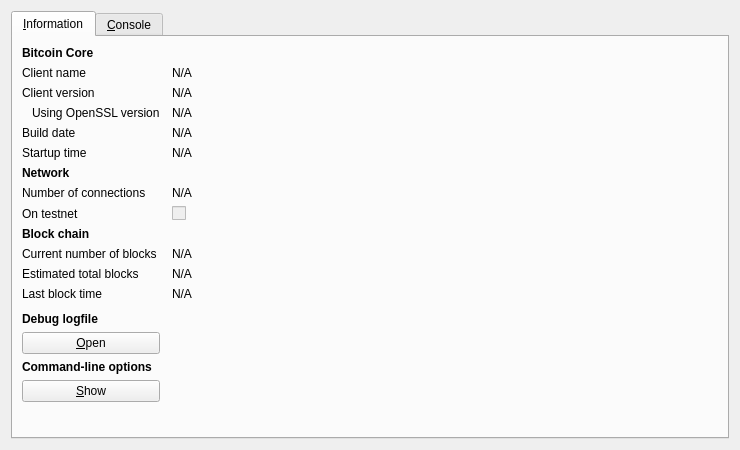
Before: the Qt Designer form src/qt/forms/rpcconsole.ui in Wisecoincore/suncoin, drawn with Qt 5.
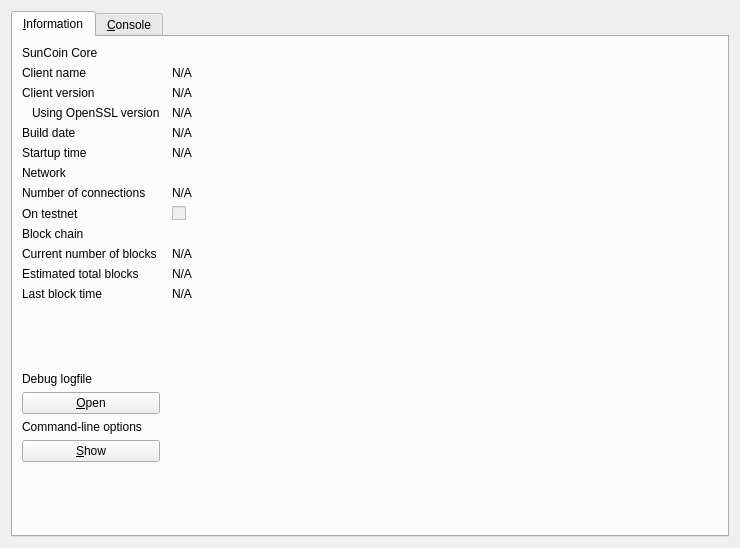
After: the same form once the commit is applied. The open tabs and pages were chosen to show the change. Icons and pictures are not drawn.

Patch:
```diff
--- a/src/qt/forms/rpcconsole.ui
+++ b/src/qt/forms/rpcconsole.ui
@@ -7,7 +7,7 @@
     <x>0</x>
     <y>0</y>
     <width>740</width>
-    <height>450</height>
+    <height>548</height>
    </rect>
   </property>
   <property name="windowTitle">
@@ -31,12 +31,13 @@
         <widget class="QLabel" name="label_9">
          <property name="font">
           <font>
-           <weight>75</weight>
-           <bold>true</bold>
+           <family>Helvetica Neue</family>
+           <weight>12</weight>
+           <bold>false</bold>
           </font>
          </property>
          <property name="text">
-          <string>Bitcoin Core</string>
+          <string>SunCoin Core</string>
          </property>
         </widget>
        </item>
@@ -162,8 +163,9 @@
         <widget class="QLabel" name="label_11">
          <property name="font">
           <font>
-           <weight>75</weight>
-           <bold>true</bold>
+           <family>Helvetica Neue</family>
+           <weight>12</weight>
+           <bold>false</bold>
           </font>
          </property>
          <property name="text">
@@ -215,8 +217,9 @@
         <widget class="QLabel" name="label_10">
          <property name="font">
           <font>
-           <weight>75</weight>
-           <bold>true</bold>
+           <family>Helvetica Neue</family>
+           <weight>12</weight>
+           <bold>false</bold>
           </font>
          </property>
          <property name="text">
@@ -310,8 +313,9 @@
         <widget class="QLabel" name="labelDebugLogfile">
          <property name="font">
           <font>
-           <weight>75</weight>
-           <bold>true</bold>
+           <family>Helvetica Neue</family>
+           <weight>12</weight>
+           <bold>false</bold>
           </font>
          </property>
          <property name="text">
@@ -336,8 +340,9 @@
         <widget class="QLabel" name="labelCLOptions">
          <property name="font">
           <font>
-           <weight>75</weight>
-           <bold>true</bold>
+           <family>Helvetica Neue</family>
+           <weight>12</weight>
+           <bold>false</bold>
           </font>
          </property>
          <property name="text">
```
Left out of the diff: 6 changed lines with no effect on the pictures.
